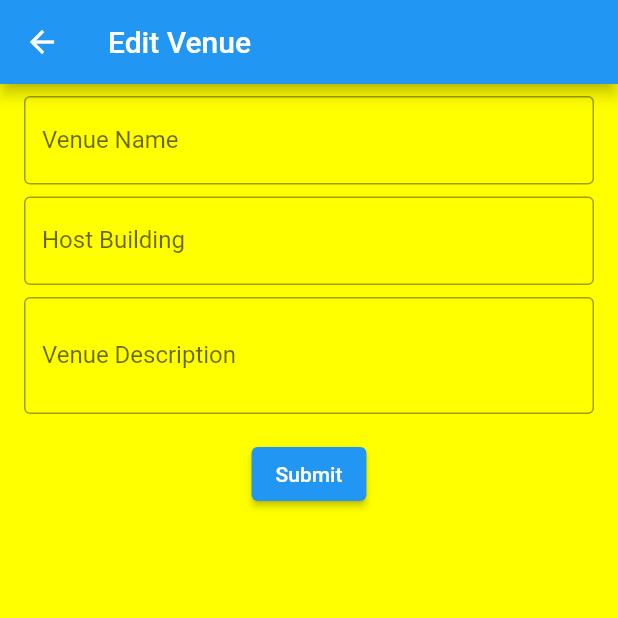
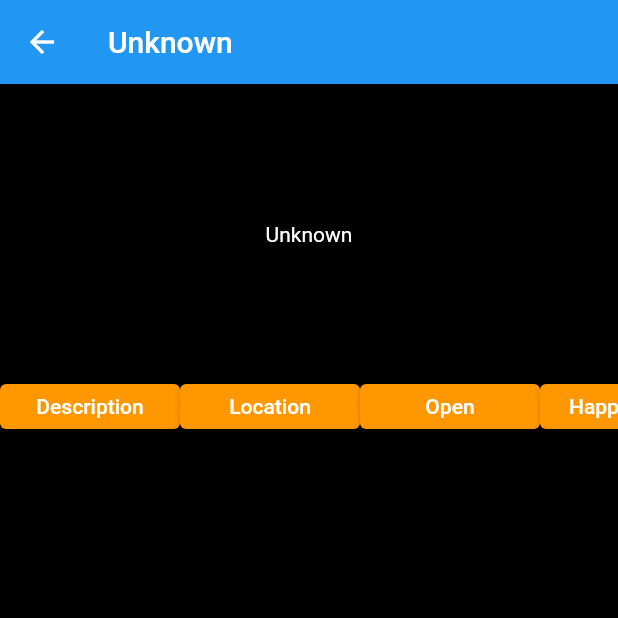
Before and after one commit to Tezza27/Bzoozle-MVP, a Flutter app: the screen it shows after launch, after a tap on the "add" icon, on a phone screen of 412 x 824 dp, the top half of it. Run offline on Flutter 3.47's test engine with Material 2 defaults, Android fonts, the phone set to English and light mode, and no system bars; our stand-ins replace cloud_firestore, firebase_core; accounts and stored records are empty.

Commit message:
Horizontal scroll buttons added

```diff
--- /dev/null
+++ b/lib/Lists/detail_pages_list.dart
@@ -0,0 +1,8 @@
+List<String> detailPageList = [
+  "Description",
+  "Location",
+  "Open",
+  "Happy Hours",
+  "Rants",
+  "Raves",
+];
--- a/lib/Screens/edit_venue.dart
+++ /dev/null
@@ -1,103 +0,0 @@
-import 'package:bzoozle/Providers/venue_provider.dart';
-import 'package:flutter/material.dart';
-import 'package:provider/provider.dart';
-
-class EditVenueScreen extends StatefulWidget {
-  static const String routeName = '/edit';
-
-  @override
-  _EditVenueScreenState createState() => _EditVenueScreenState();
-}
-
-class _EditVenueScreenState extends State<EditVenueScreen> {
-  final GlobalKey<FormState> _formKey = GlobalKey<FormState>();
-
-  @override
-  Widget build(BuildContext context) {
-    final venueProvider = Provider.of<VenueProvider>(context);
-    return Scaffold(
-      backgroundColor: Colors.yellowAccent,
-      appBar: AppBar(
-        title: Text("Edit Venue"),
-      ),
-      body: Form(
-        key: _formKey,
-        child: Padding(
-          padding: const EdgeInsets.only(
-              top: 8.0, bottom: 8.0, left: 16.0, right: 16.0),
-          child: Container(
-            child: Column(
-              crossAxisAlignment: CrossAxisAlignment.start,
-              children: <Widget>[
-                TextFormField(
-                  decoration: const InputDecoration(
-                    border: OutlineInputBorder(),
-                    labelText: "Venue Name",
-                    hintText: 'Enter venue name',
-                  ),
-                  onChanged: (value) => venueProvider.changeName(value),
-                  validator: (String? value) {
-                    if (value == null || value.isEmpty) {
-                      return 'Please enter the venue name';
-                    }
-                    return null;
-                  },
-                ),
-                Padding(
-                  padding: const EdgeInsets.only(top: 8.0),
-                  child: TextFormField(
-                    decoration: const InputDecoration(
-                      border: OutlineInputBorder(),
-                      labelText: "Host Building",
-                      hintText:
-                          'Which casino/mall is the venue located \n (leave blank if none)',
-                    ),
-                    onChanged: (value) =>
-                        venueProvider.changeHostBuilding(value),
-                  ),
-                ),
-                Padding(
-                  padding: const EdgeInsets.only(top: 8.0),
-                  child: TextFormField(
-                    decoration: const InputDecoration(
-                      border: OutlineInputBorder(),
-                      labelText: "Venue Description",
-                      hintText: 'Enter a description of the venue',
-                    ),
-                    maxLines: 40,
-                    minLines: 2,
-                    onChanged: (value) =>
-                        venueProvider.changeDescription(value),
-                    validator: (String? value) {
-                      if (value == null || value.isEmpty) {
-                        return 'Please enter a venue description';
-                      }
-                      return null;
-                    },
-                  ),
-                ),
-                Padding(
-                  padding: const EdgeInsets.symmetric(vertical: 16.0),
-                  child: Center(
-                    child: ElevatedButton(
-                      onPressed: () {
-                        // Validate will return true if the form is valid, or false if
-                        // the form is invalid.
-                        if (_formKey.currentState!.validate()) {
-                          venueProvider.saveVenue();
-                          Navigator.of(context).pop();
-                          _formKey.currentState?.reset();
-                        }
-                      },
-                      child: const Text('Submit'),
-                    ),
-                  ),
-                ),
-              ],
-            ),
-          ),
-        ),
-      ),
-    );
-  }
-}
--- /dev/null
+++ b/lib/Screens/venue_detail.dart
@@ -0,0 +1,49 @@
+import 'package:bzoozle/Lists/detail_pages_list.dart';
+import 'package:bzoozle/Providers/venue_provider.dart';
+import 'package:bzoozle/Widgets/detailScrollButton.dart';
+import 'package:flutter/material.dart';
+import 'package:provider/provider.dart';
+
+class VenueDetailScreen extends StatefulWidget {
+  static const String routeName = '/detail';
+
+  @override
+  _VenueDetailScreenState createState() => _VenueDetailScreenState();
+}
+
+class _VenueDetailScreenState extends State<VenueDetailScreen> {
+  @override
+  Widget build(BuildContext context) {
+    final venueProvider = Provider.of<VenueProvider>(context);
+    return Scaffold(
+      backgroundColor: Colors.black,
+      appBar: AppBar(
+        title: Text(
+          "${venueProvider.venueName}",
+        ),
+      ),
+      body: Column(
+        children: <Widget>[
+          SizedBox(
+            height: 200,
+            width: double.infinity,
+            child: Center(
+                child: Text("${venueProvider.venueName}",
+                    style: TextStyle(color: Colors.white))),
+          ),
+          Container(
+            height: 30,
+            child: ListView.builder(
+                shrinkWrap: true,
+                scrollDirection: Axis.horizontal,
+                itemCount: detailPageList.length,
+                itemBuilder: (context, index) {
+                  return detailScrollButton(
+                      index: index, buttonText: detailPageList[index]);
+                }),
+          ),
+        ],
+      ),
+    );
+  }
+}
--- a/lib/Screens/venue_listing.dart
+++ b/lib/Screens/venue_listing.dart
@@ -1,6 +1,6 @@
 import 'package:bzoozle/Models/venue.dart';
 import 'package:bzoozle/Providers/venue_provider.dart';
-import 'package:bzoozle/Screens/edit_venue.dart';
+import 'package:bzoozle/Screens/venue_detail.dart';
 import 'package:flutter/material.dart';
 import 'package:bzoozle/Widgets/listCard.dart';
 import 'package:provider/provider.dart';
@@ -24,7 +24,7 @@ class _ListingScreenState extends State<ListingScreen> {
           IconButton(
             icon: Icon(Icons.add, size: 30.0),
             onPressed: () {
-              Navigator.pushNamed(context, EditVenueScreen.routeName);
+              Navigator.pushNamed(context, VenueDetailScreen.routeName);
             },
           )
         ],
@@ -73,7 +73,7 @@ class _ListingScreenState extends State<ListingScreen> {
                       ? ListView.builder(
                           itemCount: snapshot.data!.length,
                           itemBuilder: (context, index) {
-                            return listCard(snapshot.data![index]);
+                            return listCard(context, snapshot.data![index]);
                           })
                       : Center(child: Text('No data available'));
               }
@@ -91,7 +91,7 @@ class _ListingScreenState extends State<ListingScreen> {
       ),
       floatingActionButton: FloatingActionButton(
         onPressed: () {
-          Navigator.pushNamed(context, EditVenueScreen.routeName);
+          Navigator.pushNamed(context, VenueDetailScreen.routeName);
         },
         child: const Icon(Icons.add),
         backgroundColor: Colors.amber,
--- /dev/null
+++ b/lib/Widgets/detailScrollButton.dart
@@ -0,0 +1,15 @@
+import 'package:flutter/material.dart';
+import 'package:flutter/widgets.dart';
+
+Widget detailScrollButton({int index = 0, String buttonText = "Error"}) {
+  return ConstrainedBox(
+    constraints: BoxConstraints.tightFor(width: 120, height: 20),
+    child: ElevatedButton(
+      style: ButtonStyle(
+        backgroundColor: MaterialStateProperty.all(Colors.orange),
+      ),
+      child: Text("$buttonText"),
+      onPressed: () {},
+    ),
+  );
+}
--- a/lib/Widgets/listCard.dart
+++ b/lib/Widgets/listCard.dart
@@ -1,7 +1,8 @@
+import 'package:bzoozle/Screens/venue_detail.dart';
 import 'package:flutter/material.dart';
 import 'package:bzoozle/Models/venue.dart';
 
-Widget listCard(Venue item) {
+Widget listCard(BuildContext context, Venue item) {
   return Padding(
     padding: const EdgeInsets.all(8.0),
     child: Card(
@@ -9,6 +10,11 @@ Widget listCard(Venue item) {
         shape: RoundedRectangleBorder(
             side: BorderSide(color: Colors.orange, width: 2),
             borderRadius: BorderRadius.circular(10.0)),
+        child: InkWell(
+          splashColor: Colors.orange,
+          onTap: () {
+            Navigator.pushNamed(context, VenueDetailScreen.routeName);
+          },
           child: Column(
             children: <Widget>[
               Row(
@@ -30,6 +36,7 @@ Widget listCard(Venue item) {
                 child: Text(item.venueDescription ?? ''),
               ),
             ],
+          ),
         )),
   );
 }
--- a/lib/main.dart
+++ b/lib/main.dart
@@ -1,5 +1,5 @@
 import 'package:bzoozle/Providers/venue_provider.dart';
-import 'package:bzoozle/Screens/edit_venue.dart';
+import 'package:bzoozle/Screens/venue_detail.dart';
 import 'package:bzoozle/Screens/venue_listing.dart';
 import 'package:flutter/material.dart';
 import 'package:firebase_core/firebase_core.dart';
@@ -30,7 +30,7 @@ class _MyAppState extends State<MyApp> {
           ),
           routes: {
             ListingScreen.routeName: (context) => ListingScreen(),
-            EditVenueScreen.routeName: (context) => EditVenueScreen(),
+            VenueDetailScreen.routeName: (context) => VenueDetailScreen(),
           },
           home: Container(
             child: FutureBuilder(
```
Lines whose indentation alone changed are shown as unchanged.
